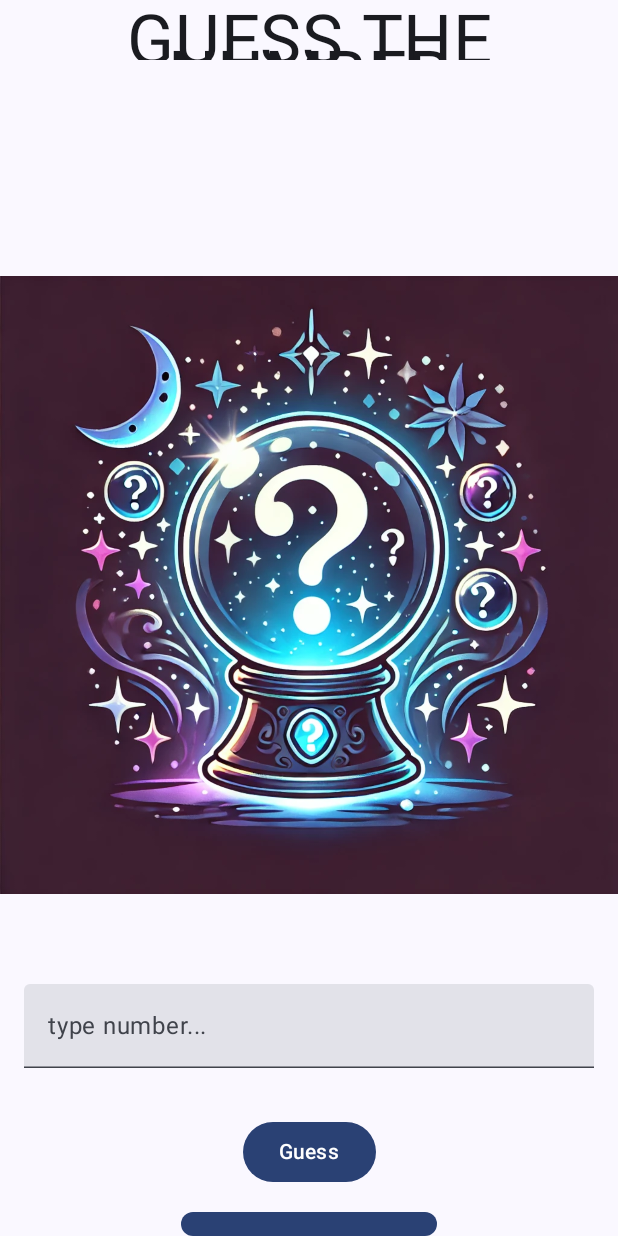
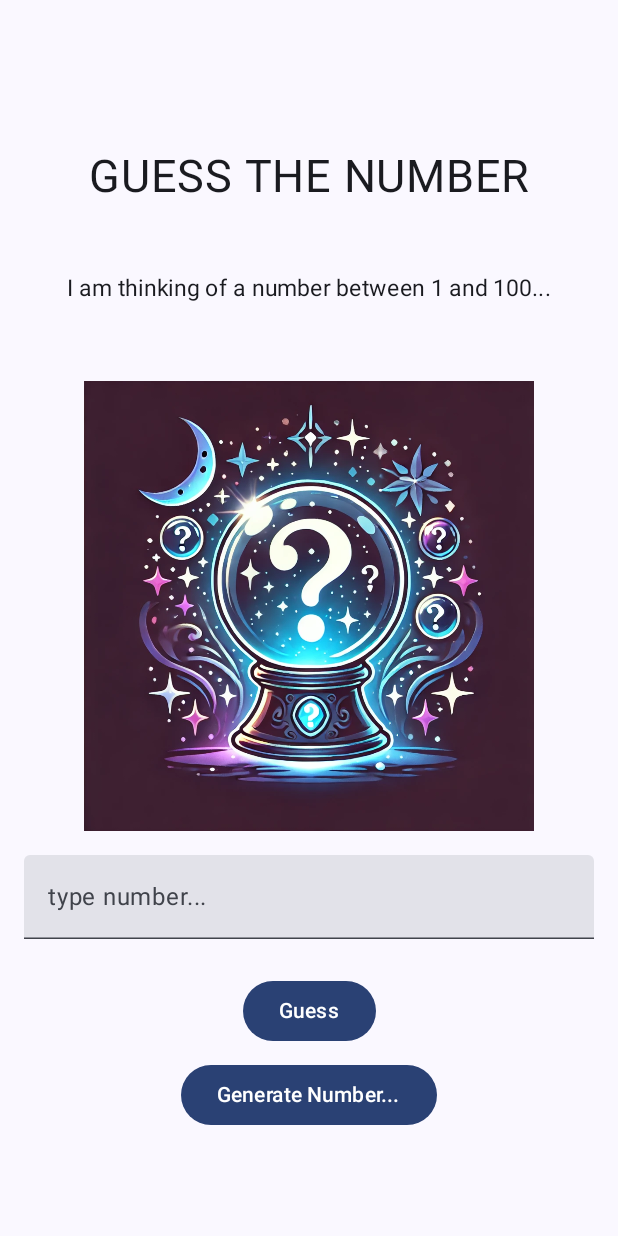
Before and after one commit to EmmaCanini/GuessTheNumber, an Android app built with Jetpack Compose: the screen it shows after launch (MainActivity), on a phone screen of 412 x 824 dp. Run offline under Robolectric (Android 15) with nearby library versions, the phone set to English and light mode, and no system bars.

Commit message:
Basic UI and app functionalty complete

```diff
--- a/app/src/main/java/com/example/guessthenumber/MainActivity.kt
+++ b/app/src/main/java/com/example/guessthenumber/MainActivity.kt
@@ -26,6 +26,7 @@ import androidx.compose.ui.Alignment
 import androidx.compose.ui.Modifier
 import androidx.compose.ui.res.painterResource
 import androidx.compose.ui.res.stringResource
+import androidx.compose.ui.text.font.FontStyle
 import androidx.compose.ui.text.input.KeyboardType
 import androidx.compose.ui.text.style.TextAlign
 import androidx.compose.ui.tooling.preview.Preview
@@ -42,8 +43,6 @@ class MainActivity : ComponentActivity() {
                 Scaffold(modifier = Modifier.fillMaxSize()) { innerPadding ->
                     appScreen()
 
-
-
                 }
             }
         }
@@ -55,9 +54,6 @@ class MainActivity : ComponentActivity() {
 @Preview(showBackground = true)
 fun appScreen() {
     Header()
-//    Body()
-
-
     }
 
 
@@ -71,58 +67,52 @@ fun Header() {
     Column(modifier = Modifier.fillMaxWidth(),
             horizontalAlignment = Alignment.CenterHorizontally
     ) {
+        Spacer(modifier = Modifier.height(100.dp))
 
         Text(text = "GUESS THE NUMBER",
-            fontSize = 46.sp,
+            fontSize = 30.sp,
             textAlign = TextAlign.Center,
-            modifier = Modifier.height(40.dp)
+            modifier = Modifier.height(80.dp)
         )
-        Spacer(modifier = Modifier.height(100.dp))
-        Image(painter = painterResource(id = R.drawable.logo),
-            contentDescription = "Mystical Logo",
-                    modifier = Modifier.fillMaxWidth().height(500.dp),
+
+        Text(text = "I am thinking of a number between 1 and 100...",
+            fontSize = 15.sp,
+            textAlign = TextAlign.Center,
+            modifier = Modifier
+                .fillMaxWidth(),
+
 
         )
 
 
 
+        Spacer(modifier = Modifier.height(50.dp))
+        Image(painter = painterResource(id = R.drawable.logo),
+            contentDescription = "Mystical Logo",
+                    modifier = Modifier.fillMaxWidth().height(300.dp),
+
+        )
+
         ModifiableTextField(userInput) {newValue -> userInput = newValue
         }
-        Spacer(modifier = Modifier.height(16.dp))
+        Spacer(modifier = Modifier.height(8.dp))
 
         GuessButton(userInput, randomNumber) { comparisonResult -> result = comparisonResult
         }
-        Spacer(modifier = Modifier.height(16.dp))
+        Spacer(modifier = Modifier.height(8.dp))
 
         GenerateNumberButton { generatedNumber -> randomNumber = generatedNumber
         }
-        Spacer(modifier = Modifier.height(16.dp))
+        Spacer(modifier = Modifier.height(2.dp))
 
-        Text(text = result)
+        Text(text = result,
+            Modifier.padding(25.dp),
+                    textAlign = TextAlign.Center,
+            fontStyle = FontStyle.Italic
+        )
     }
 
     }
-
-
-//@Composable
-//fun Body() {
-//    Box(modifier = Modifier
-//        .fillMaxWidth()
-//        .padding(40.dp),
-//        contentAlignment = Alignment.Center
-//    ) {
-//        Column(
-//            horizontalAlignment = Alignment.CenterHorizontally
-//        ) {
-//            ModifiableTextField()
-//            Spacer(modifier = Modifier.height(20.dp))
-//            GuessButton()
-//            Spacer(modifier = Modifier.height(450.dp))
-////            GenerateNumberButton()
-////        }}
-//
-//}
-
 
 
 @Composable
```
